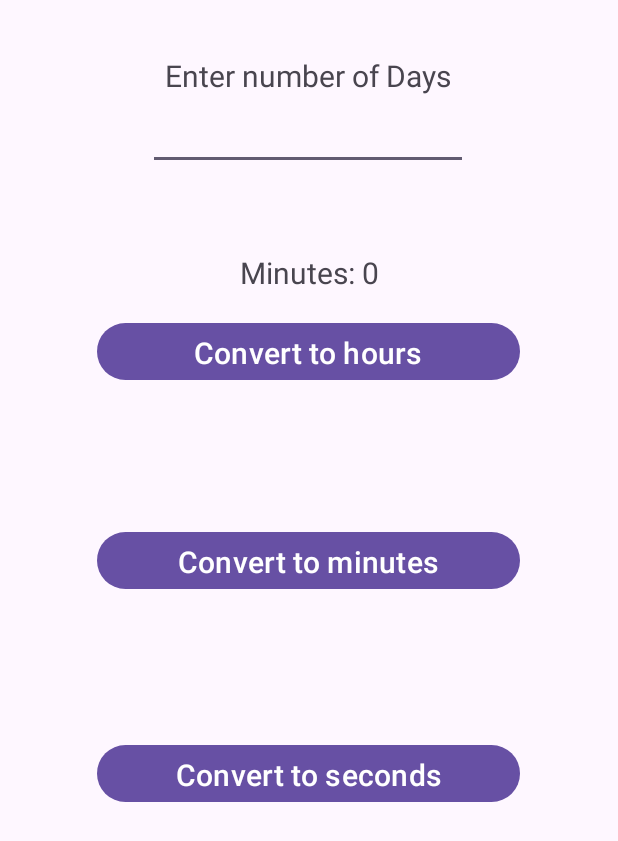
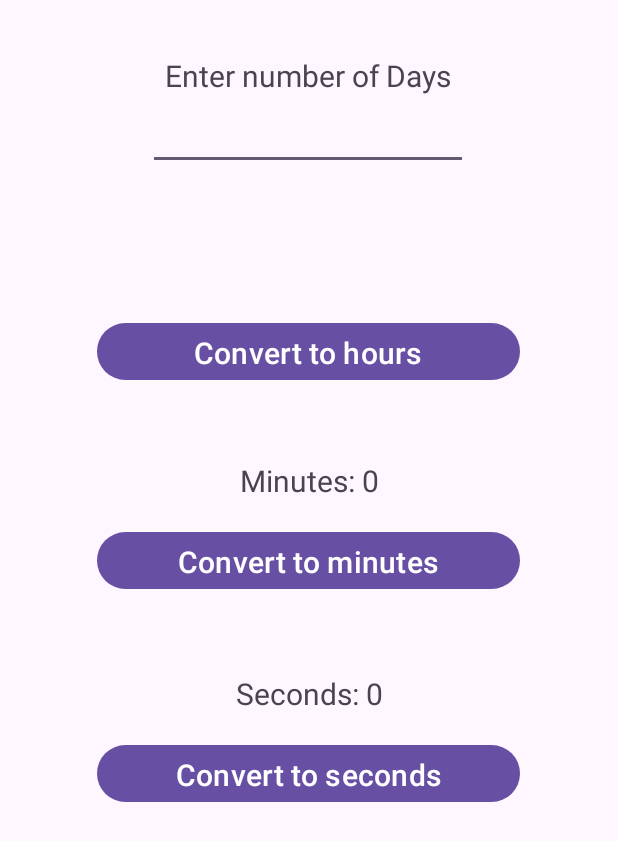
Before and after one commit to AnoopVL/unitConverter-Android, an Android app: the screen it shows after launch (MainActivity), after a tap on "Convert to minutes", on a phone screen of 412 x 824 dp. Shown: the top 841 px of the screen. Run offline under Robolectric (Android 15) with nearby library versions, the phone set to English and light mode, and no system bars; 1 statement that could not run was skipped; 1 other tap on this screen came first.

Commit message:
errors fixed

```diff
--- a/app/src/main/java/com/example/unitconverter/MainActivity.java
+++ b/app/src/main/java/com/example/unitconverter/MainActivity.java
@@ -53,7 +53,7 @@ public class MainActivity extends AppCompatActivity {
                 int days = Integer.parseInt(dayIP);
                 int minutes = days*1440;
                 String hoursOP = String.valueOf(minutes);
-                hourTextView.setText("Minutes: "+minutes);
+                minuteTextView.setText("Minutes: "+minutes);
             }
         });
         secondsButton.setOnClickListener(new View.OnClickListener() {
@@ -65,7 +65,7 @@ public class MainActivity extends AppCompatActivity {
                 int days = Integer.parseInt(dayIP);
                 int seconds = days*86400;
                 String hoursOP = String.valueOf(seconds);
-                hourTextView.setText("Seconds: "+seconds);
+                secondsTextView.setText("Seconds: "+seconds);
             }
         });
     }
```
